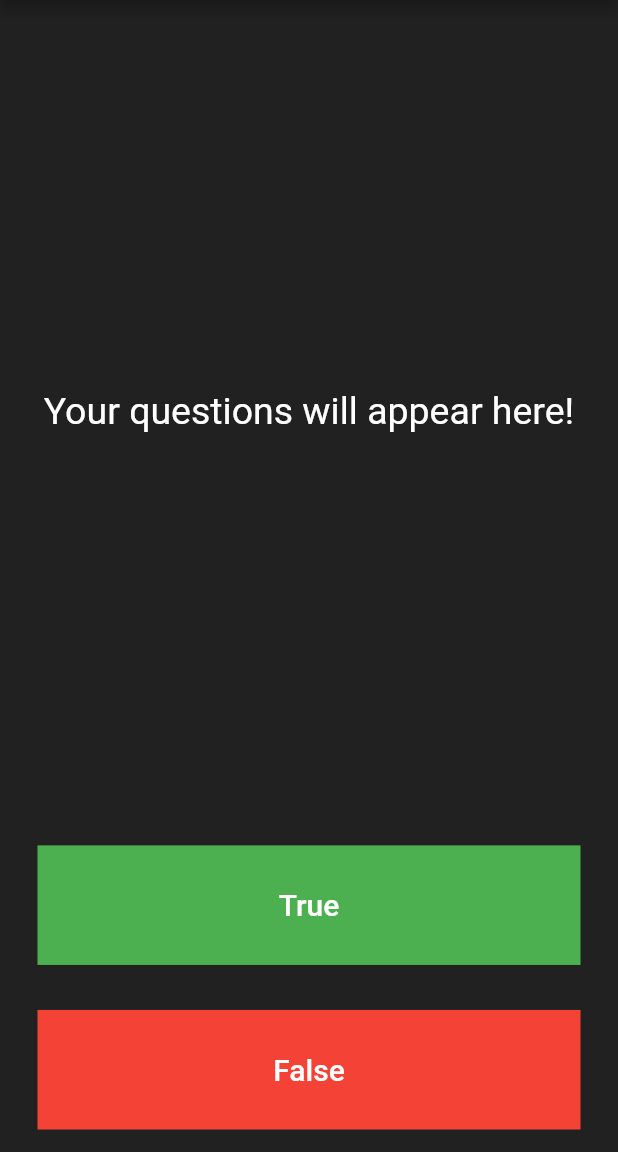
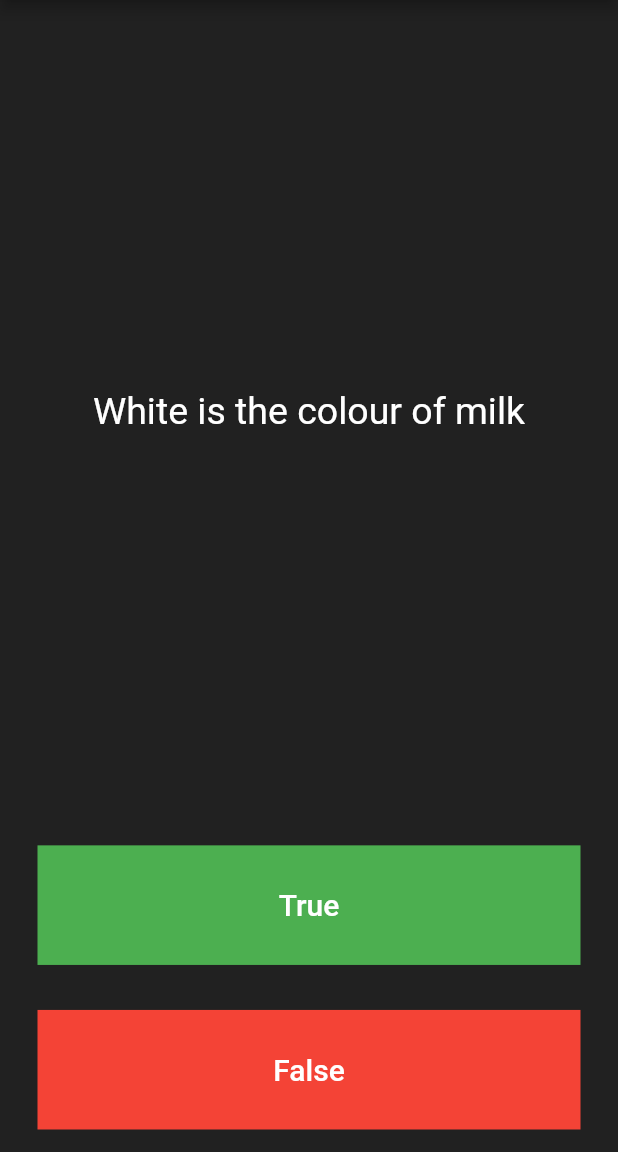
Before and after one commit to Bimal022/Quizziee, a Flutter app: the screen it shows after launch, after a tap on "True", on a phone screen of 412 x 824 dp, the part 84-1236 px from its top. Run offline on Flutter 3.47's test engine with Material 2 defaults, Android fonts, the phone set to English and light mode, and no system bars; missing offline and left inert: flutter_share.

```diff
--- a/lib/main.dart
+++ b/lib/main.dart
@@ -1,4 +1,5 @@
 import 'package:flutter/material.dart';
+import 'package:flutter_share/flutter_share.dart';
 
 void main() {
   runApp(MaterialApp(
@@ -32,9 +33,16 @@ void main() {
 void handleClick(int item) {
   switch (item) {
     case 0:
-      final Uri url = Uri.parse('https://flutter.dev');
+      final Uri url =
+          Uri.parse('https://github.com/Bimal022/Quizziee/tree/master');
       break;
     case 1:
+      FlutterShare.share(
+          title: 'Check out Quizzler - The Ultimate Quiz App!',
+          text:
+              'Discover Quizzler - the ultimate quiz app that will put your knowledge to the test! Challenge your friends, explore various categories, and see who reigns as the ultimate trivia champion. Download now and embark on an exciting journey of learning and fun!',
+          linkUrl: 'https://github.com/Bimal022/Quizziee/tree/master',
+          chooserTitle: 'Check out Quizzler - The Ultimate Quiz App!');
       break;
   }
 }
@@ -46,6 +54,15 @@ class QuizLayout extends StatefulWidget {
   State<QuizLayout> createState() => _QuizLayoutState();
 }
 
+List<String> questionsList = [
+  'How are you',
+  'White is the colour of milk',
+  'Sky colour is white'
+      'Your name is Pappu'
+];
+int qnsNumber = 0;
+List<Widget> crossCheck = [];
+
 class _QuizLayoutState extends State<QuizLayout> {
   @override
   Widget build(BuildContext context) {
@@ -53,13 +70,13 @@ class _QuizLayoutState extends State<QuizLayout> {
       mainAxisAlignment: MainAxisAlignment.center,
       crossAxisAlignment: CrossAxisAlignment.stretch,
       children: [
-        const Expanded(
+        Expanded(
           flex: 5,
           child: Padding(
             padding: EdgeInsets.all(10.0),
             child: Center(
               child: Text(
-                "Your questions will appear here!",
+                questionsList[qnsNumber],
                 textAlign: TextAlign.center,
                 style: TextStyle(fontSize: 25.0, color: Colors.white),
               ),
@@ -79,7 +96,11 @@ class _QuizLayoutState extends State<QuizLayout> {
                     fontSize: 20.0,
                   ),
                 ),
-                onPressed: () {},
+                onPressed: () {
+                  setState(() {
+                    qnsNumber++;
+                  });
+                },
               ),
             ),
           ),
@@ -97,11 +118,18 @@ class _QuizLayoutState extends State<QuizLayout> {
                     fontSize: 20.0,
                   ),
                 ),
-                onPressed: () {},
+                onPressed: () {
+                  setState(() {
+                    qnsNumber++;
+                  });
+                },
               ),
             ),
           ),
         ),
+        Row(
+          children: crossCheck,
+        )
       ],
     );
   }
--- a/pubspec.yaml
+++ b/pubspec.yaml
@@ -35,6 +35,7 @@ dependencies:
   # The following adds the Cupertino Icons font to your application.
   # Use with the CupertinoIcons class for iOS style icons.
   cupertino_icons: ^1.0.2
+  flutter_share: ^2.0.0
 
 dev_dependencies:
   flutter_test:
```
Also changed, not shown: pubspec.lock.
